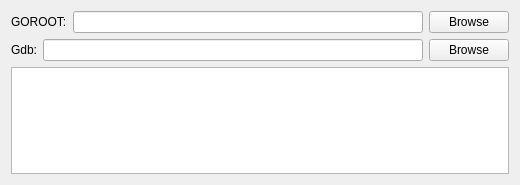
First picture: the form in src/plugins/golangpro/golangoption.ui, repository Gerasina1981/liteide.liteide, before the edit.
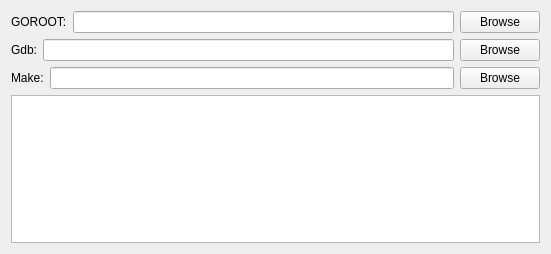
Second picture: the form after the edit.

What changed in the file:
```diff
--- a/src/plugins/golangpro/golangoption.ui
+++ b/src/plugins/golangpro/golangoption.ui
@@ -6,8 +6,8 @@
    <rect>
     <x>0</x>
     <y>0</y>
-    <width>520</width>
-    <height>185</height>
+    <width>551</width>
+    <height>254</height>
    </rect>
   </property>
   <property name="windowTitle">
@@ -56,6 +56,27 @@
      </item>
     </layout>
    </item>
+   <item>
+    <layout class="QHBoxLayout" name="horizontalLayout_3">
+     <item>
+      <widget class="QLabel" name="label_3">
+       <property name="text">
+        <string>Make:</string>
+       </property>
+      </widget>
+     </item>
+     <item>
+      <widget class="QLineEdit" name="makeEdit"/>
+     </item>
+     <item>
+      <widget class="QPushButton" name="browseMake">
+       <property name="text">
+        <string>Browse</string>
+       </property>
+      </widget>
+     </item>
+    </layout>
+   </item>
    <item>
     <widget class="QListView" name="listView"/>
    </item>
```
